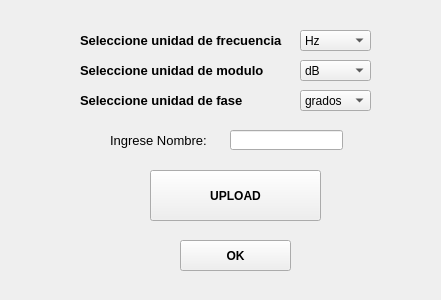
This is frontend/input_medicion.ui in odevincenti/TC-TP1 as Qt 5 draws it before an edit. The edited form follows.
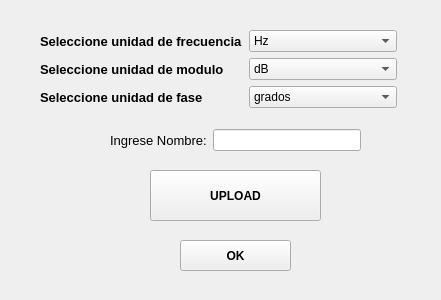
This is the edited form.

The edit to the form file:
```diff
--- a/frontend/input_medicion.ui
+++ b/frontend/input_medicion.ui
@@ -51,63 +51,18 @@
     <string>OK</string>
    </property>
   </widget>
-  <widget class="QLineEdit" name="nombre_graph_medicion">
+  <widget class="QWidget" name="gridLayoutWidget">
    <property name="geometry">
     <rect>
-     <x>230</x>
-     <y>130</y>
-     <width>113</width>
-     <height>20</height>
-    </rect>
-   </property>
-  </widget>
-  <widget class="QLabel" name="label_7">
-   <property name="geometry">
-    <rect>
-     <x>110</x>
-     <y>130</y>
-     <width>101</width>
-     <height>20</height>
-    </rect>
-   </property>
-   <property name="font">
-    <font>
-     <pointsize>10</pointsize>
-    </font>
-   </property>
-   <property name="text">
-    <string>Ingrese Nombre:</string>
-   </property>
-  </widget>
-  <widget class="QLabel" name="label_6">
-   <property name="geometry">
-    <rect>
-     <x>80</x>
+     <x>40</x>
      <y>30</y>
-     <width>211</width>
-     <height>21</height>
+     <width>357</width>
+     <height>80</height>
     </rect>
    </property>
-   <property name="font">
-    <font>
-     <pointsize>10</pointsize>
-     <weight>75</weight>
-     <bold>true</bold>
-    </font>
-   </property>
-   <property name="text">
-    <string>Seleccione unidad de frecuencia</string>
-   </property>
-  </widget>
+   <layout class="QGridLayout" name="gridLayout">
+    <item row="0" column="1">
   <widget class="QComboBox" name="medicion_frec_comboBox">
-   <property name="geometry">
-    <rect>
-     <x>300</x>
-     <y>30</y>
-     <width>71</width>
-     <height>21</height>
-    </rect>
-   </property>
    <item>
     <property name="text">
      <string>Hz</string>
@@ -119,15 +74,9 @@
     </property>
    </item>
   </widget>
+    </item>
+    <item row="1" column="0">
   <widget class="QLabel" name="label_8">
-   <property name="geometry">
-    <rect>
-     <x>80</x>
-     <y>60</y>
-     <width>211</width>
-     <height>21</height>
-    </rect>
-   </property>
    <property name="font">
     <font>
      <pointsize>10</pointsize>
@@ -139,15 +88,23 @@
     <string>Seleccione unidad de modulo</string>
    </property>
   </widget>
+    </item>
+    <item row="0" column="0">
+     <widget class="QLabel" name="label_6">
+      <property name="font">
+       <font>
+        <pointsize>10</pointsize>
+        <weight>75</weight>
+        <bold>true</bold>
+       </font>
+      </property>
+      <property name="text">
+       <string>Seleccione unidad de frecuencia</string>
+      </property>
+     </widget>
+    </item>
+    <item row="1" column="1">
   <widget class="QComboBox" name="medicion_modulo_comboBox">
-   <property name="geometry">
-    <rect>
-     <x>300</x>
-     <y>60</y>
-     <width>71</width>
-     <height>21</height>
-    </rect>
-   </property>
    <item>
     <property name="text">
      <string>dB</string>
@@ -159,15 +116,9 @@
     </property>
    </item>
   </widget>
+    </item>
+    <item row="2" column="0">
   <widget class="QLabel" name="label_9">
-   <property name="geometry">
-    <rect>
-     <x>80</x>
-     <y>90</y>
-     <width>211</width>
-     <height>21</height>
-    </rect>
-   </property>
    <property name="font">
     <font>
      <pointsize>10</pointsize>
@@ -179,15 +130,9 @@
     <string>Seleccione unidad de fase</string>
    </property>
   </widget>
+    </item>
+    <item row="2" column="1">
   <widget class="QComboBox" name="medicion_fase_comboBox">
-   <property name="geometry">
-    <rect>
-     <x>300</x>
-     <y>90</y>
-     <width>71</width>
-     <height>21</height>
-    </rect>
-   </property>
    <item>
     <property name="text">
      <string>grados</string>
@@ -198,6 +143,36 @@
      <string>rad</string>
     </property>
    </item>
+     </widget>
+    </item>
+   </layout>
+  </widget>
+  <widget class="QWidget" name="horizontalLayoutWidget">
+   <property name="geometry">
+    <rect>
+     <x>110</x>
+     <y>120</y>
+     <width>251</width>
+     <height>41</height>
+    </rect>
+   </property>
+   <layout class="QHBoxLayout" name="horizontalLayout">
+    <item>
+     <widget class="QLabel" name="label_7">
+      <property name="font">
+       <font>
+        <pointsize>10</pointsize>
+       </font>
+      </property>
+      <property name="text">
+       <string>Ingrese Nombre:</string>
+      </property>
+     </widget>
+    </item>
+    <item>
+     <widget class="QLineEdit" name="nombre_graph_medicion"/>
+    </item>
+   </layout>
   </widget>
  </widget>
  <resources/>
```
Lines whose indentation alone changed are shown as unchanged.
